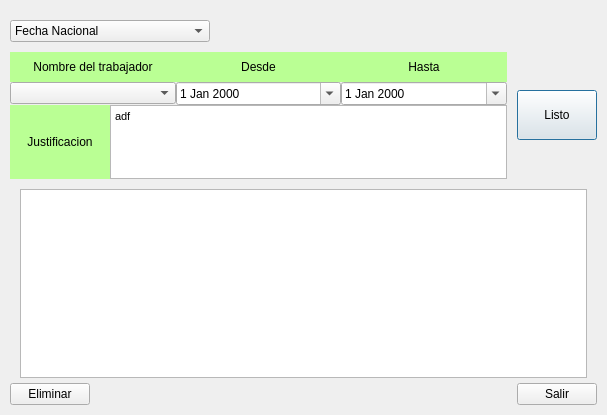
First picture: the form in ui/daysoffview.ui, repository linoboss/PyExcel, before the edit.
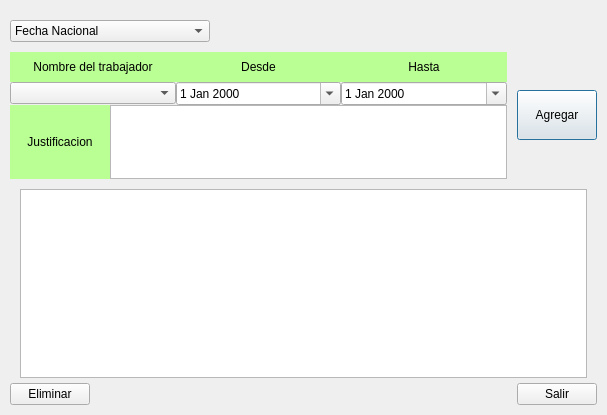
Second picture: the form after the edit.

```diff
--- a/ui/daysoffview.ui
+++ b/ui/daysoffview.ui
@@ -523,30 +523,7 @@
              </widget>
             </item>
             <item>
-             <widget class="QTextEdit" name="qtext">
-              <property name="maximumSize">
-               <size>
-                <width>16777215</width>
-                <height>16777215</height>
-               </size>
-              </property>
-              <property name="html">
-               <string>&lt;!DOCTYPE HTML PUBLIC &quot;-//W3C//DTD HTML 4.0//EN&quot; &quot;http://www.w3.org/TR/REC-html40/strict.dtd&quot;&gt;
-&lt;html&gt;&lt;head&gt;&lt;meta name=&quot;qrichtext&quot; content=&quot;1&quot; /&gt;&lt;style type=&quot;text/css&quot;&gt;
-p, li { white-space: pre-wrap; }
-&lt;/style&gt;&lt;/head&gt;&lt;body style=&quot; font-family:'MS Shell Dlg 2'; font-size:8.25pt; font-weight:400; font-style:normal;&quot;&gt;
-&lt;p style=&quot; margin-top:0px; margin-bottom:0px; margin-left:0px; margin-right:0px; -qt-block-indent:0; text-indent:0px;&quot;&gt;adf&lt;/p&gt;&lt;/body&gt;&lt;/html&gt;</string>
-              </property>
-              <property name="tabStopWidth">
-               <number>80</number>
-              </property>
-              <property name="acceptRichText">
-               <bool>false</bool>
-              </property>
-              <property name="cursorWidth">
-               <number>1</number>
-              </property>
-             </widget>
+             <widget class="QPlainTextEdit" name="qtext"/>
             </item>
            </layout>
           </item>
@@ -706,7 +683,7 @@
          </size>
         </property>
         <property name="text">
-         <string>Listo</string>
+         <string>Agregar</string>
         </property>
        </widget>
       </item>
```
Left out of the diff: 3 changed lines with no effect on the pictures.
